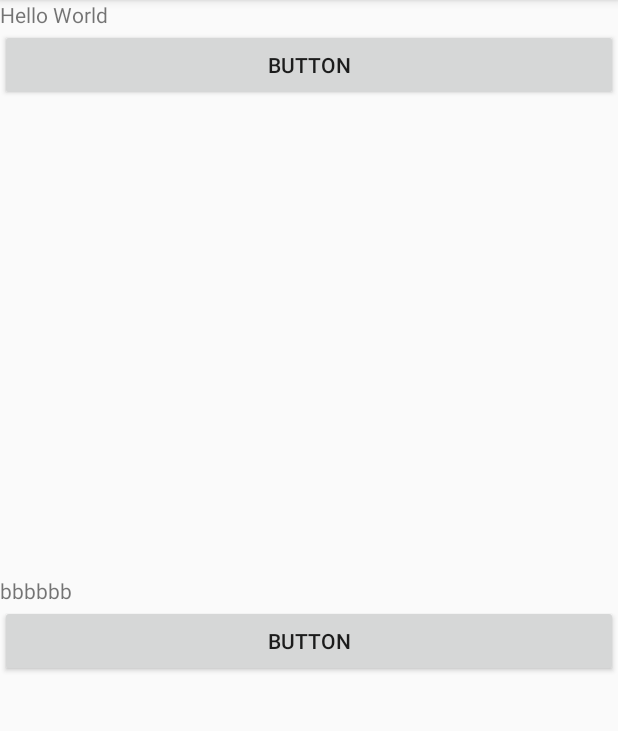
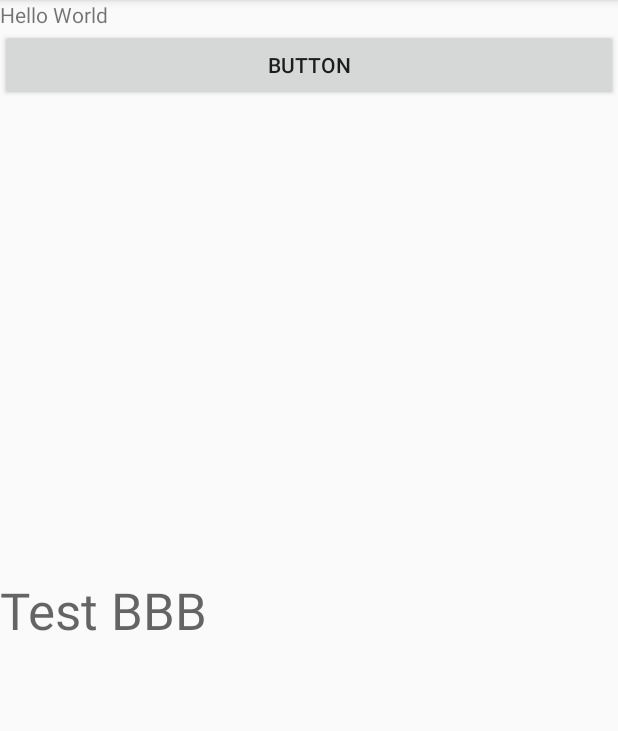
Before and after one commit to Star58888/Demo20171204, an Android app: the screen it shows after launch (MainActivity), after a tap on "BUTTON", on a phone screen of 412 x 824 dp, the part 84-815 px from its top. Run offline under Robolectric (Android 15) with nearby library versions, the phone set to English and light mode, and no system bars.

Commit message:
+button，Hello World

```diff
--- a/app/src/main/java/com/star/demo20171204/FragmentA.java
+++ b/app/src/main/java/com/star/demo20171204/FragmentA.java
@@ -74,11 +74,13 @@ public class FragmentA extends Fragment {
     public void onActivityCreated(@Nullable Bundle savedInstanceState) {
         super.onActivityCreated(savedInstanceState);
         final TextView tv = (TextView) getView().findViewById(R.id.textView);
+        final TextView tv2 = (TextView) getActivity().findViewById(R.id.textView2);
         Button btn = (Button) getView().findViewById(R.id.button);
         btn.setOnClickListener(new View.OnClickListener() {
             @Override
             public void onClick(View v) {
                 tv.setText("Hello World");
+                tv2.setText("Test BBB");
             }
         });
     }
--- a/app/src/main/res/layout/fragment_b.xml
+++ b/app/src/main/res/layout/fragment_b.xml
@@ -8,15 +8,11 @@
     <!-- TODO: Update blank fragment layout -->
 
     <TextView
-        android:id="@+id/textview"
+        android:id="@+id/textView2"
         android:layout_width="match_parent"
-        android:layout_height="wrap_content"
-        android:text="bbbbbb" />
+        android:layout_height="200dp"
+        android:text="bbbbb"
+        android:textAppearance="@style/TextAppearance.AppCompat.Display1" />
 
-    <Button
-        android:id="@+id/button"
-        android:layout_width="match_parent"
-        android:layout_height="wrap_content"
-        android:text="Button" />
 
 </LinearLayout>
```
